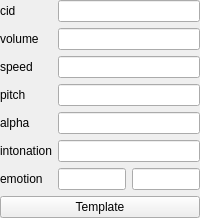
Before: the Qt Designer form library/python/rs/tool/text2wave/assistant_seika2wave/seika_say2.ui in nakano000/Resolve_Script, drawn with Qt 5.
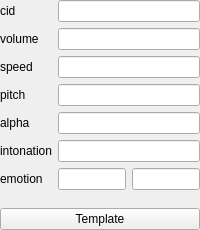
After: the same form once the commit is applied.

```diff
--- a/library/python/rs/tool/text2wave/assistant_seika2wave/seika_say2.ui
+++ b/library/python/rs/tool/text2wave/assistant_seika2wave/seika_say2.ui
@@ -6,8 +6,8 @@
    <rect>
     <x>0</x>
     <y>0</y>
-    <width>187</width>
-    <height>215</height>
+    <width>200</width>
+    <height>230</height>
    </rect>
   </property>
   <property name="windowTitle">
```
